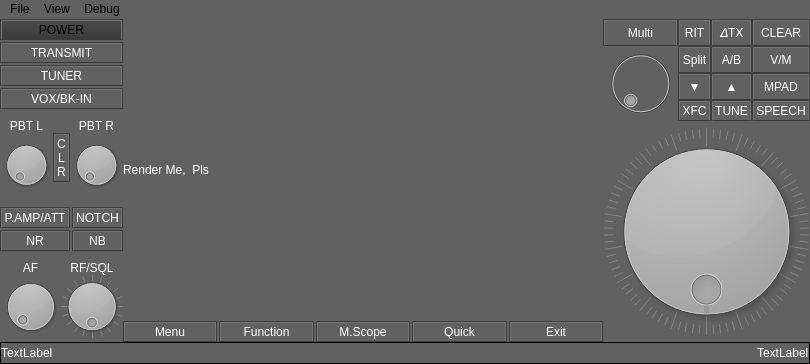
Before: the Qt Designer form mainwindow.ui in mckaymatthew/rdu3, drawn with Qt 5.
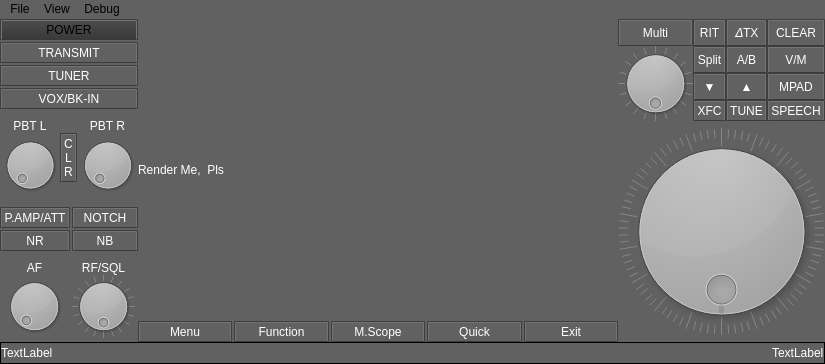
After: the same form once the commit is applied. Custom widgets are drawn as their Qt base class.

The edit to the form file:
```diff
--- a/mainwindow.ui
+++ b/mainwindow.ui
@@ -6,7 +6,7 @@
    <rect>
     <x>0</x>
     <y>0</y>
-    <width>800</width>
+    <width>825</width>
     <height>364</height>
    </rect>
   </property>
@@ -579,7 +579,7 @@
                  <item row="2" column="0" rowspan="3">
                   <widget class="QDial" name="dial_5">
                    <property name="enabled">
-                    <bool>false</bool>
+                    <bool>true</bool>
                    </property>
                    <property name="minimumSize">
                     <size>
@@ -587,8 +587,23 @@
                      <height>0</height>
                     </size>
                    </property>
-                   <property name="orientation">
-                    <enum>Qt::Horizontal</enum>
+                   <property name="minimum">
+                    <number>0</number>
+                   </property>
+                   <property name="maximum">
+                    <number>20</number>
+                   </property>
+                   <property name="pageStep">
+                    <number>1</number>
+                   </property>
+                   <property name="wrapping">
+                    <bool>true</bool>
+                   </property>
+                   <property name="notchTarget">
+                    <double>1.000000000000000</double>
+                   </property>
+                   <property name="notchesVisible">
+                    <bool>true</bool>
                    </property>
                   </widget>
                  </item>
@@ -961,8 +976,8 @@
     <rect>
      <x>0</x>
      <y>0</y>
-     <width>800</width>
-     <height>24</height>
+     <width>825</width>
+     <height>21</height>
     </rect>
    </property>
    <property name="sizePolicy">
```
Left out of the diff: 2 changed lines with no effect on the pictures.
